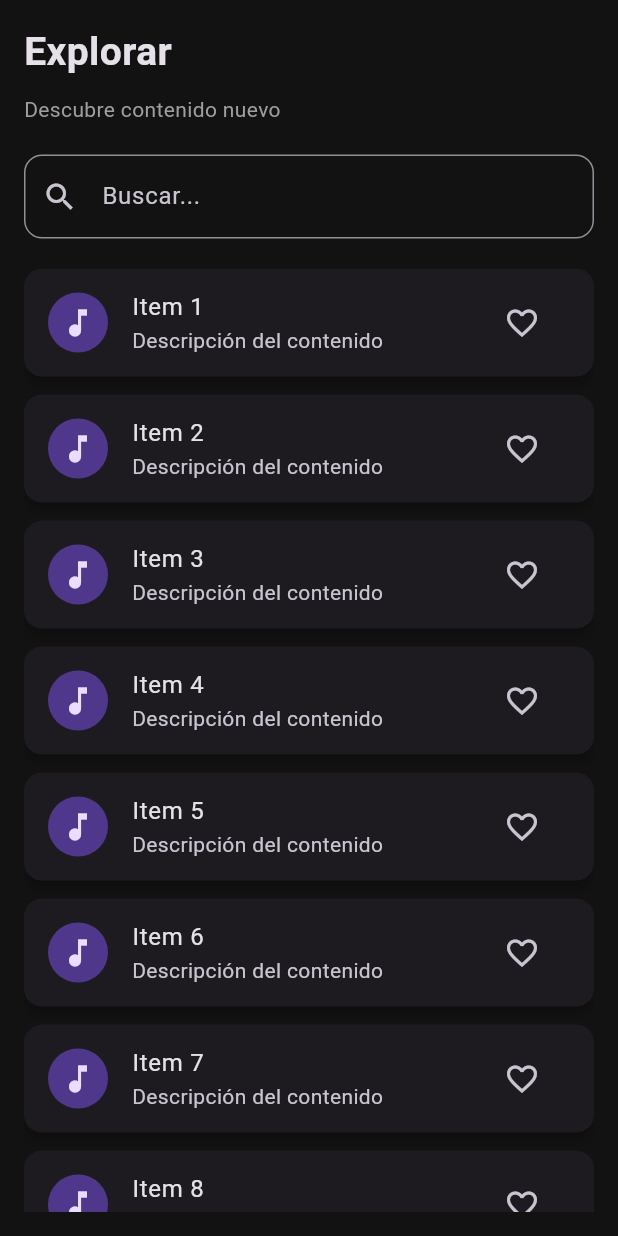
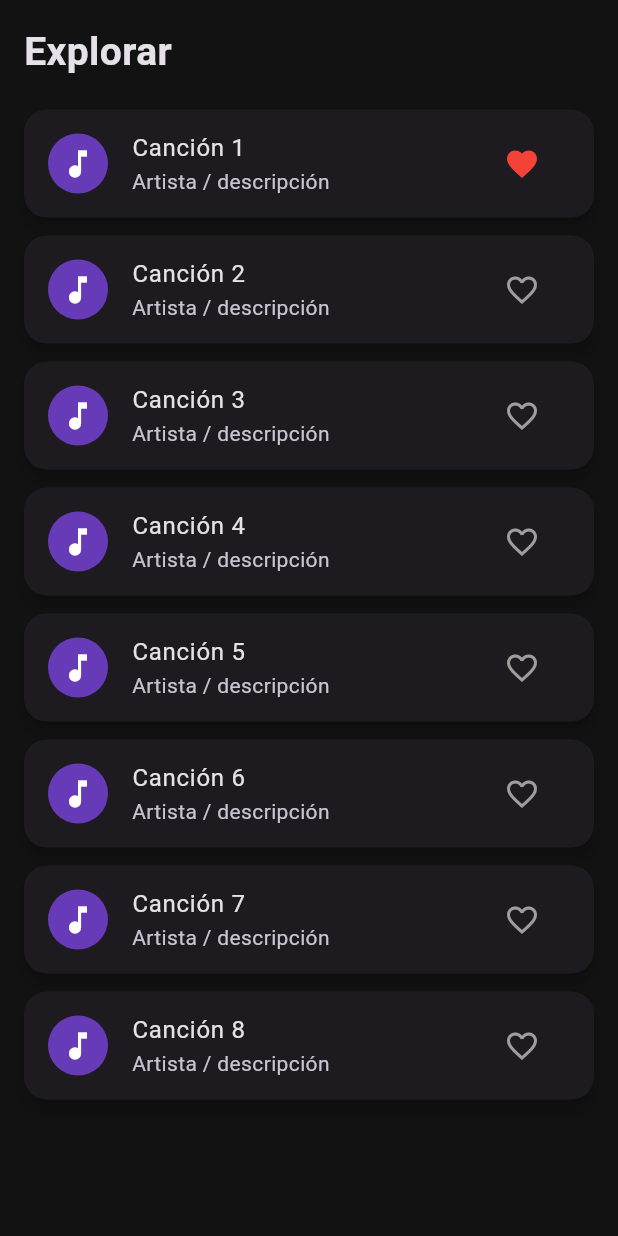
Before and after one commit to felipecarrillo-eng/pagina-music, a Flutter app: the ExplorarScreen widget shown alone on an empty page, opened directly, after a tap on the "favorite outline" icon, on a phone screen of 412 x 824 dp. Run offline on Flutter 3.47's test engine with Material 3 defaults, Android fonts, the phone set to English and light mode, and no system bars; statements that could not run were skipped.

Commit message:
Mejora de pantalla Explorar con UI moderna, cards y animación en favoritos

```diff
--- a/lib/screens/explore_screen.dart
+++ b/lib/screens/explore_screen.dart
@@ -1,7 +1,15 @@
 import 'package:flutter/material.dart';
 
-class ExplorarScreen extends StatelessWidget {
+class ExplorarScreen extends StatefulWidget {
   const ExplorarScreen({super.key});
+
+  @override
+  State<ExplorarScreen> createState() => _ExplorarScreenState();
+}
+
+class _ExplorarScreenState extends State<ExplorarScreen> {
+
+  List<bool> favoritos = List.generate(8, (index) => false);
 
   @override
   Widget build(BuildContext context) {
@@ -11,58 +19,47 @@ class ExplorarScreen extends StatelessWidget {
         crossAxisAlignment: CrossAxisAlignment.start,
         children: [
 
-          // 🔥 Título
           const Text(
             'Explorar',
-            style: TextStyle(
-              fontSize: 26,
-              fontWeight: FontWeight.bold,
-            ),
-          ),
-
-          const SizedBox(height: 10),
-
-          const Text(
-            'Descubre contenido nuevo',
-            style: TextStyle(color: Colors.grey),
+            style: TextStyle(fontSize: 26, fontWeight: FontWeight.bold),
           ),
 
           const SizedBox(height: 20),
 
-          // 🔍 Barra de búsqueda (solo visual por ahora)
-          TextField(
-            decoration: InputDecoration(
-              hintText: 'Buscar...',
-              prefixIcon: const Icon(Icons.search),
-              border: OutlineInputBorder(
-                borderRadius: BorderRadius.circular(12),
-              ),
-            ),
-          ),
-
-          const SizedBox(height: 20),
-
-          // 🎵 Lista
           Expanded(
             child: ListView.builder(
-              itemCount: 8,
+              itemCount: favoritos.length,
               itemBuilder: (context, index) {
                 return Card(
-                  elevation: 3,
+                  elevation: 4,
                   margin: const EdgeInsets.only(bottom: 12),
                   shape: RoundedRectangleBorder(
-                    borderRadius: BorderRadius.circular(12),
+                    borderRadius: BorderRadius.circular(15),
                   ),
                   child: ListTile(
                     leading: const CircleAvatar(
-                      child: Icon(Icons.music_note),
+                      backgroundColor: Colors.deepPurple,
+                      child: Icon(Icons.music_note, color: Colors.white),
                     ),
-                    title: Text('Item ${index + 1}'),
-                    subtitle: const Text('Descripción del contenido'),
+                    title: Text('Canción ${index + 1}'),
+                    subtitle: const Text('Artista / descripción'),
                     trailing: IconButton(
-                      icon: const Icon(Icons.favorite_border),
+                      icon: AnimatedSwitcher(
+                        duration: const Duration(milliseconds: 300),
+                        child: Icon(
+                          favoritos[index]
+                              ? Icons.favorite
+                              : Icons.favorite_border,
+                          key: ValueKey(favoritos[index]),
+                          color: favoritos[index]
+                              ? Colors.red
+                              : Colors.grey,
+                        ),
+                      ),
                       onPressed: () {
-                        // Aquí luego irá Provider
+                        setState(() {
+                          favoritos[index] = !favoritos[index];
+                        });
                       },
                     ),
                   ),
```
